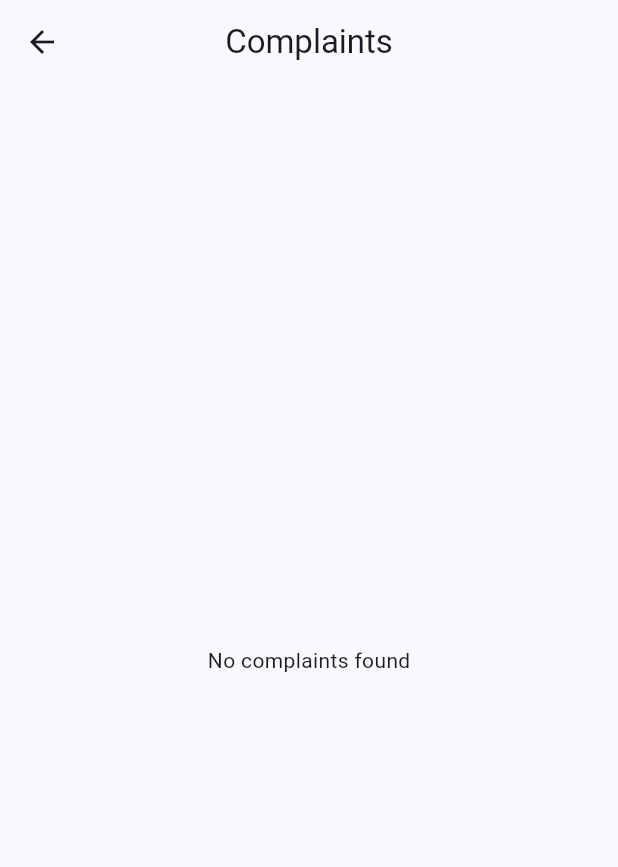
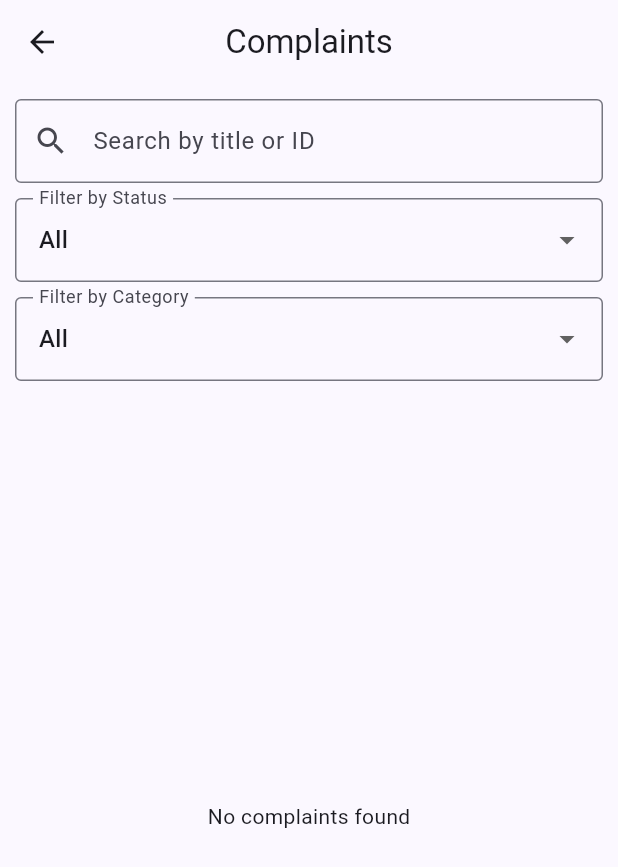
Before and after one commit to vedanti542008/complaint_management_module, a Flutter app: the ComplaintListScreen screen opened directly, on a phone screen of 412 x 824 dp. Shown: the top 867 px of the screen. Run offline on Flutter 3.47's test engine with Material 3 defaults, Android fonts, the phone set to English and light mode, and no system bars; our stand-ins replace cloud_firestore, firebase_auth, firebase_core; accounts and stored records are empty.

Commit message:
Add complaint management, search, filters, role-based access and security rules

```diff
--- a/lib/screens/complaint_list_screen.dart
+++ b/lib/screens/complaint_list_screen.dart
@@ -3,7 +3,7 @@ import '../models/complaint_model.dart';
 import '../widgets/complaint_card.dart';
 import '../services/complaint_service.dart';
 
-class ComplaintListScreen extends StatelessWidget {
+class ComplaintListScreen extends StatefulWidget {
   final bool showOnlyMyComplaints;
   final bool isFaculty;
 
@@ -11,8 +11,20 @@ class ComplaintListScreen extends StatelessWidget {
     super.key,
     this.showOnlyMyComplaints = false,
     required this.isFaculty,
+
   });
 
+  @override
+  State<ComplaintListScreen> createState() => _ComplaintListScreenState();
+}
+
+class _ComplaintListScreenState extends State<ComplaintListScreen> {
+final TextEditingController searchController =
+    TextEditingController();
+
+String searchQuery = '';
+String selectedStatus = 'All';
+String selectedCategory = 'All';
   @override
   Widget build(BuildContext context) {
     return Scaffold(
@@ -20,8 +32,110 @@ class ComplaintListScreen extends StatelessWidget {
         title: const Text('Complaints'),
         centerTitle: true,
       ),
-      body: FutureBuilder<List<Complaint>>(
-        future: showOnlyMyComplaints
+body: Column(
+  children: [
+    Padding(
+      padding: const EdgeInsets.all(10),
+      child: TextField(
+        controller: searchController,
+        decoration: const InputDecoration(
+          hintText: 'Search by title or ID',
+          prefixIcon: Icon(Icons.search),
+          border: OutlineInputBorder(),
+        ),
+        onChanged: (value) {
+          setState(() {
+            searchQuery = value.toLowerCase();
+          });
+        },
+      ),
+    ),
+    Padding(
+  padding: const EdgeInsets.symmetric(
+    horizontal: 10,
+  ),
+  child: DropdownButtonFormField<String>(
+    value: selectedStatus,
+    decoration: const InputDecoration(
+      labelText: 'Filter by Status',
+      border: OutlineInputBorder(),
+    ),
+    items: const [
+      DropdownMenuItem(
+        value: 'All',
+        child: Text('All'),
+      ),
+      DropdownMenuItem(
+        value: 'Pending',
+        child: Text('Pending'),
+      ),
+      DropdownMenuItem(
+        value: 'In Progress',
+        child: Text('In Progress'),
+      ),
+      DropdownMenuItem(
+        value: 'Resolved',
+        child: Text('Resolved'),
+      ),
+    ],
+    onChanged: (value) {
+      setState(() {
+        selectedStatus = value!;
+      });
+    },
+  ),
+),
+Padding(
+  padding: const EdgeInsets.symmetric(
+    horizontal: 10,
+    vertical: 10,
+  ),
+  child: DropdownButtonFormField<String>(
+    value: selectedCategory,
+    decoration: const InputDecoration(
+      labelText: 'Filter by Category',
+      border: OutlineInputBorder(),
+    ),
+    items: const [
+      DropdownMenuItem(
+        value: 'All',
+        child: Text('All'),
+      ),
+      DropdownMenuItem(
+        value: 'Infrastructure',
+        child: Text('Infrastructure'),
+      ),
+      DropdownMenuItem(
+        value: 'Academic',
+        child: Text('Academic'),
+      ),
+      DropdownMenuItem(
+        value: 'Hostel',
+        child: Text('Hostel'),
+      ),
+      DropdownMenuItem(
+        value: 'Canteen',
+        child: Text('Canteen'),
+      ),
+      DropdownMenuItem(
+        value: 'Transport',
+        child: Text('Transport'),
+      ),
+      DropdownMenuItem(
+        value: 'Other',
+        child: Text('Other'),
+      ),
+    ],
+    onChanged: (value) {
+      setState(() {
+        selectedCategory = value!;
+      });
+    },
+  ),
+),
+
+    Expanded(
+      child: FutureBuilder<List<Complaint>>(        future: widget.showOnlyMyComplaints
             ? ComplaintService().getMyComplaints()
             : ComplaintService().getComplaints(),
         builder: (context, snapshot) {
@@ -41,24 +155,48 @@ class ComplaintListScreen extends StatelessWidget {
           }
 
           final complaints = snapshot.data ?? [];
+                      final filteredComplaints =
+                complaints.where((complaint) {
 
-          if (complaints.isEmpty) {
+              bool matchesSearch =
+                  complaint.title
+                          .toLowerCase()
+                          .contains(searchQuery) ||
+                  complaint.complaintId
+                          .toLowerCase()
+                          .contains(searchQuery);
+
+              bool matchesStatus =
+                  selectedStatus == 'All' ||
+                  complaint.status == selectedStatus;
+
+              bool matchesCategory =
+                  selectedCategory == 'All' ||
+                  complaint.category == selectedCategory;
+
+              return matchesSearch && matchesStatus && matchesCategory;
+
+            }).toList();
+
+                      if (filteredComplaints.isEmpty) {
               return const Center(
                 child: Text('No complaints found'),
               );
             }
 
                       return ListView.builder(
-            itemCount: complaints.length,
-            itemBuilder: (context, index) {
+            itemCount: filteredComplaints.length,            itemBuilder: (context, index) {
                           return ComplaintCard(
-                complaint: complaints[index],
-                isFaculty: isFaculty,
+                            complaint: filteredComplaints[index],
+                            isFaculty: widget.isFaculty,
               );
             },
           );
         },
       ),
+    ),
+  ],
+),
   );
   }
 }
```
Also changed, not shown: lib/screens/complaint_details_screen.dart (+46 -1 lines), lib/services/complaint_service.dart (+8 -0 lines). Lines whose indentation alone changed are shown as unchanged.
